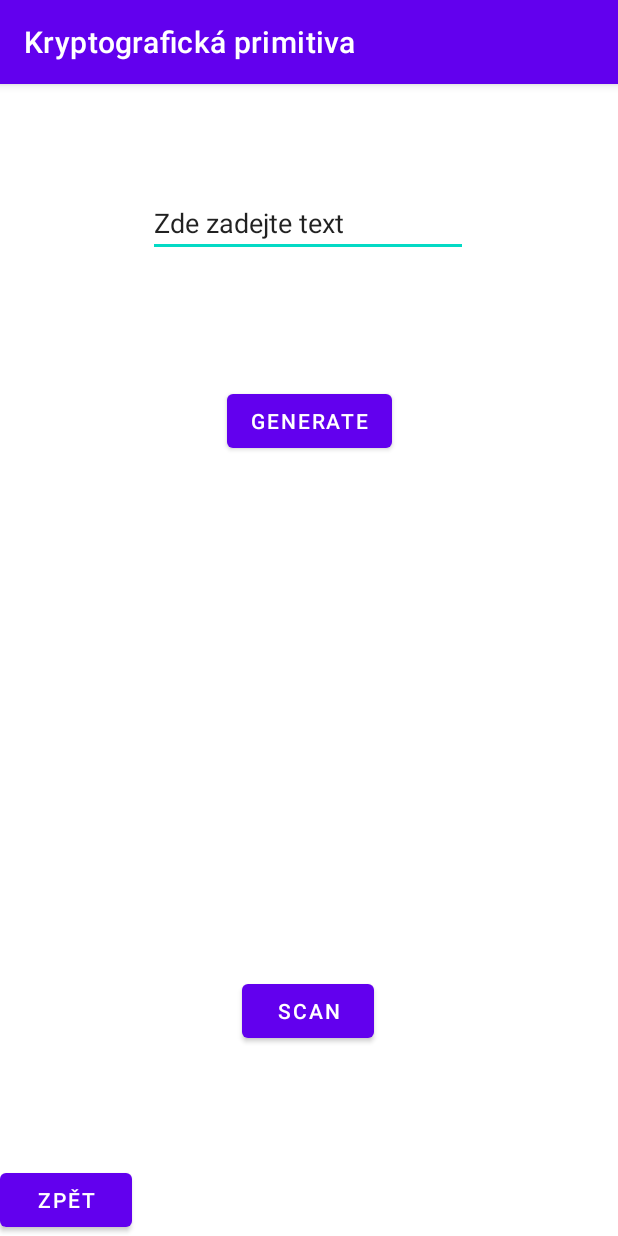
After one commit to xdolak08/Bakalarskaprace_project, an Android app: the QRGenerator screen opened directly, with no data from a screen before it, on a phone screen of 412 x 824 dp. The commit adds this screen. Run offline under Robolectric (Android 15) with nearby library versions, the phone set to English and light mode, and no system bars; libraries missing offline, so code that uses them is left out: com.journeyapps.barcodescanner.

Commit message:
Initial Semestralproject

```diff
--- a/app/build.gradle
+++ b/app/build.gradle
@@ -31,9 +31,13 @@ android {
     }
 }
 
+
 dependencies {
 
     implementation 'androidx.appcompat:appcompat:1.5.1'
+    implementation 'com.github.yuriy-budiyev:code-scanner:2.3.2'
+    implementation 'com.journeyapps:zxing-android-embedded:4.3.0'
+
     implementation 'com.google.android.material:material:1.7.0'
     implementation 'androidx.constraintlayout:constraintlayout:2.1.4'
     implementation 'androidx.navigation:navigation-fragment:2.5.3'
@@ -41,4 +45,6 @@ dependencies {
     testImplementation 'junit:junit:4.13.2'
     androidTestImplementation 'androidx.test.ext:junit:1.1.4'
     androidTestImplementation 'androidx.test.espresso:espresso-core:3.5.0'
+
+
 }
--- /dev/null
+++ b/app/src/main/java/com/example/semestralproject/CaptureAct.java
@@ -0,0 +1,6 @@
+package com.example.semestralproject;
+
+import com.journeyapps.barcodescanner.CaptureActivity;
+
+public class CaptureAct extends CaptureActivity {
+}
--- /dev/null
+++ b/app/src/main/java/com/example/semestralproject/QRGenerator.java
@@ -0,0 +1,93 @@
+package com.example.semestralproject;
+
+import android.content.Context;
+import android.content.Intent;
+import android.graphics.Bitmap;
+import android.os.Bundle;
+import android.view.View;
+import android.widget.Button;
+import android.widget.EditText;
+import android.widget.ImageView;
+import android.widget.Toast;
+
+import androidx.appcompat.app.AppCompatActivity;
+
+import com.google.zxing.BarcodeFormat;
+import com.google.zxing.MultiFormatWriter;
+import com.google.zxing.WriterException;
+import com.google.zxing.client.android.Intents;
+import com.google.zxing.common.BitMatrix;
+import com.journeyapps.barcodescanner.BarcodeEncoder;
+import com.journeyapps.barcodescanner.CaptureActivity;
+import com.journeyapps.barcodescanner.ScanOptions;
+
+public class QRGenerator extends AppCompatActivity {
+
+    ImageView QRdisplay;
+    Button scanQR, generateQR;
+    EditText QRvalue;
+
+    public void Selected(View view)
+    {
+        String button_text;
+        button_text =((Button)view).getText().toString();
+        if(button_text.equals("SCAN"))
+        {
+            Intent ganesh = new Intent(this,Scanner.class);
+            startActivity(ganesh);
+
+        }
+        else if (button_text.equals("GENERATE"))
+        {
+            generate();
+
+        }
+    }
+
+    @Override
+    protected void onCreate(Bundle savedInstanceState) {
+        super.onCreate(savedInstanceState);
+        setContentView(R.layout.activity_qrgenerator);
+
+        QRdisplay = findViewById(R.id.QRimage);
+        scanQR = findViewById(R.id.scanButton);
+        generateQR = findViewById(R.id.generateButton);
+        QRvalue = findViewById(R.id.QRvalue);
+
+
+
+
+
+    }
+
+
+    private void generate() {
+        String data = QRvalue.getText().toString();
+        MultiFormatWriter writer = new MultiFormatWriter();
+        try {
+            BitMatrix matrix = writer.encode(data, BarcodeFormat.QR_CODE, 600, 600);
+            BarcodeEncoder encoder = new BarcodeEncoder();
+            Bitmap bitmap = encoder.createBitmap(matrix);
+            QRdisplay.setImageBitmap(bitmap);
+        } catch (WriterException e) {
+            e.printStackTrace();
+        }
+
+    }
+
+
+
+
+
+    public void CiphersPage(View view){
+        Intent intent = new Intent(this, MainActivity.class);
+        startActivity(intent);
+    }
+
+
+
+
+
+
+
+}
--- /dev/null
+++ b/app/src/main/res/layout/activity_qrgenerator.xml
@@ -0,0 +1,74 @@
+<?xml version="1.0" encoding="utf-8"?>
+<androidx.constraintlayout.widget.ConstraintLayout xmlns:android="http://schemas.android.com/apk/res/android"
+    xmlns:app="http://schemas.android.com/apk/res-auto"
+    xmlns:tools="http://schemas.android.com/tools"
+    android:layout_width="match_parent"
+    android:layout_height="match_parent">
+
+
+    <EditText
+        android:id="@+id/QRvalue"
+        android:layout_width="wrap_content"
+        android:layout_height="wrap_content"
+        android:ems="10"
+        android:inputType="textPersonName"
+        android:text="Zde zadejte text"
+        app:layout_constraintBottom_toBottomOf="parent"
+        app:layout_constraintEnd_toEndOf="parent"
+        app:layout_constraintHorizontal_bias="0.497"
+        app:layout_constraintStart_toStartOf="parent"
+        app:layout_constraintTop_toTopOf="parent"
+        app:layout_constraintVertical_bias="0.097" />
+
+    <ImageView
+        android:id="@+id/QRimage"
+        android:layout_width="227dp"
+        android:layout_height="197dp"
+        android:layout_marginBottom="264dp"
+        app:layout_constraintBottom_toBottomOf="parent"
+        app:layout_constraintEnd_toEndOf="parent"
+        app:layout_constraintHorizontal_bias="0.543"
+        app:layout_constraintStart_toStartOf="parent"
+         />
+
+    <Button
+        android:id="@+id/generateButton"
+        android:layout_width="wrap_content"
+        android:layout_height="wrap_content"
+        android:layout_marginTop="27dp"
+        android:text="GENERATE"
+        app:layout_constraintBottom_toTopOf="@+id/QRimage"
+        app:layout_constraintEnd_toEndOf="parent"
+        app:layout_constraintStart_toStartOf="parent"
+        app:layout_constraintTop_toBottomOf="@+id/QRvalue"
+        android:onClick="Selected"/>
+
+    <Button
+        android:id="@+id/scanButton"
+        android:layout_width="wrap_content"
+        android:layout_height="wrap_content"
+        android:text="SCAN"
+        app:layout_constraintBottom_toBottomOf="parent"
+        app:layout_constraintEnd_toEndOf="parent"
+        app:layout_constraintHorizontal_bias="0.498"
+        app:layout_constraintStart_toStartOf="parent"
+        app:layout_constraintTop_toBottomOf="@+id/QRimage"
+        app:layout_constraintVertical_bias="0.416"
+        android:onClick="Selected"/>
+
+    <Button
+        android:layout_width="wrap_content"
+        android:layout_height="wrap_content"
+        android:layout_alignParentStart="true"
+        android:layout_alignParentBottom="true"
+        android:layout_marginTop="72dp"
+        android:onClick="CiphersPage"
+        android:text="Zpět"
+        app:layout_constraintBottom_toBottomOf="parent"
+        app:layout_constraintEnd_toEndOf="parent"
+        app:layout_constraintHorizontal_bias="0.0"
+        app:layout_constraintStart_toStartOf="parent"
+        app:layout_constraintTop_toBottomOf="@+id/scanButton"
+        app:layout_constraintVertical_bias="1.0" />
+
+</androidx.constraintlayout.widget.ConstraintLayout>
--- a/app/src/main/res/layout/activity_signatures.xml
+++ b/app/src/main/res/layout/activity_signatures.xml
@@ -26,7 +26,7 @@
     <Button
         android:layout_width="wrap_content"
         android:layout_height="wrap_content"
-        android:text="Stránka s šiframi"
+        android:text="Zpět"
         android:layout_alignParentBottom="true"
         android:layout_alignParentStart="true"
         android:onClick="CiphersPage"
--- a/settings.gradle
+++ b/settings.gradle
@@ -10,6 +10,7 @@ dependencyResolutionManagement {
     repositories {
         google()
         mavenCentral()
+        maven { url 'https://jitpack.io' }
     }
 }
 rootProject.name = "Semestral project"
```
Also changed, not shown: app/src/main/AndroidManifest.xml (+12 -0 lines), app/src/main/java/com/example/semestralproject/MainActivity.java (+76 -52 lines), app/src/main/java/com/example/semestralproject/Scanner.java (added, +67 -0 lines), app/src/main/res/layout/activity_main.xml (+12 -2 lines), app/src/main/res/layout/activity_scanner.xml (added, +33 -0 lines).
